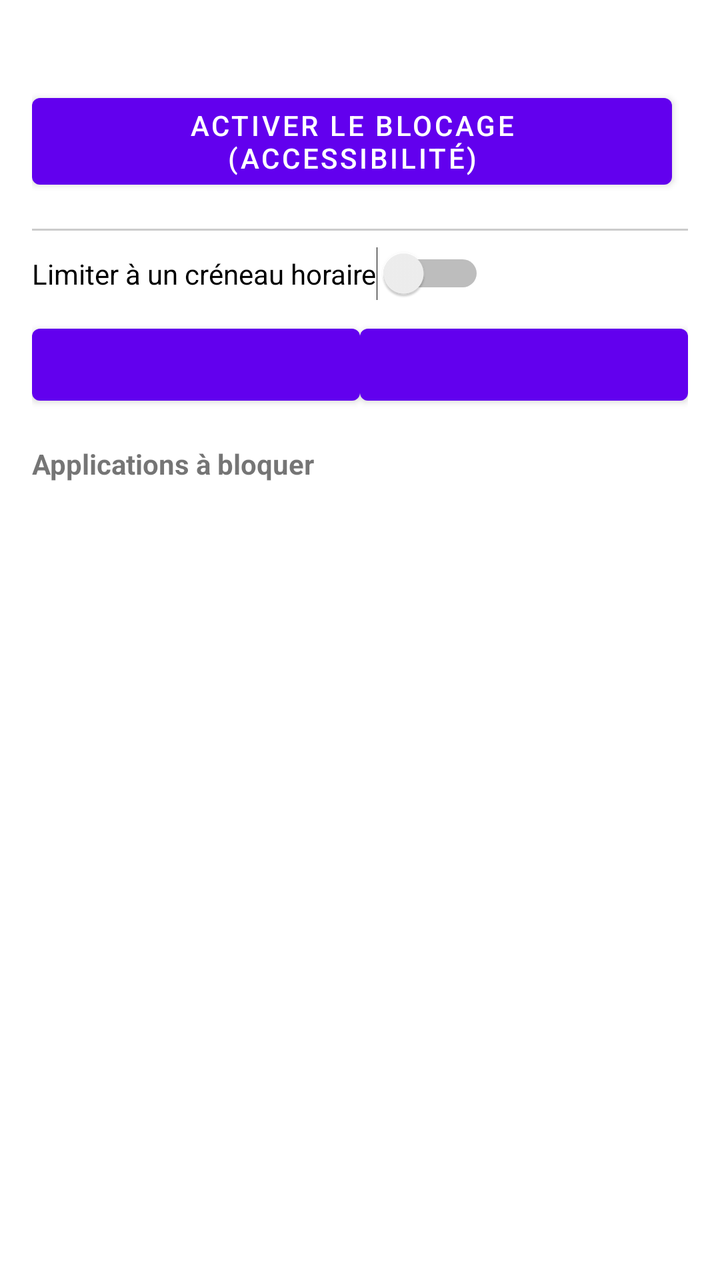
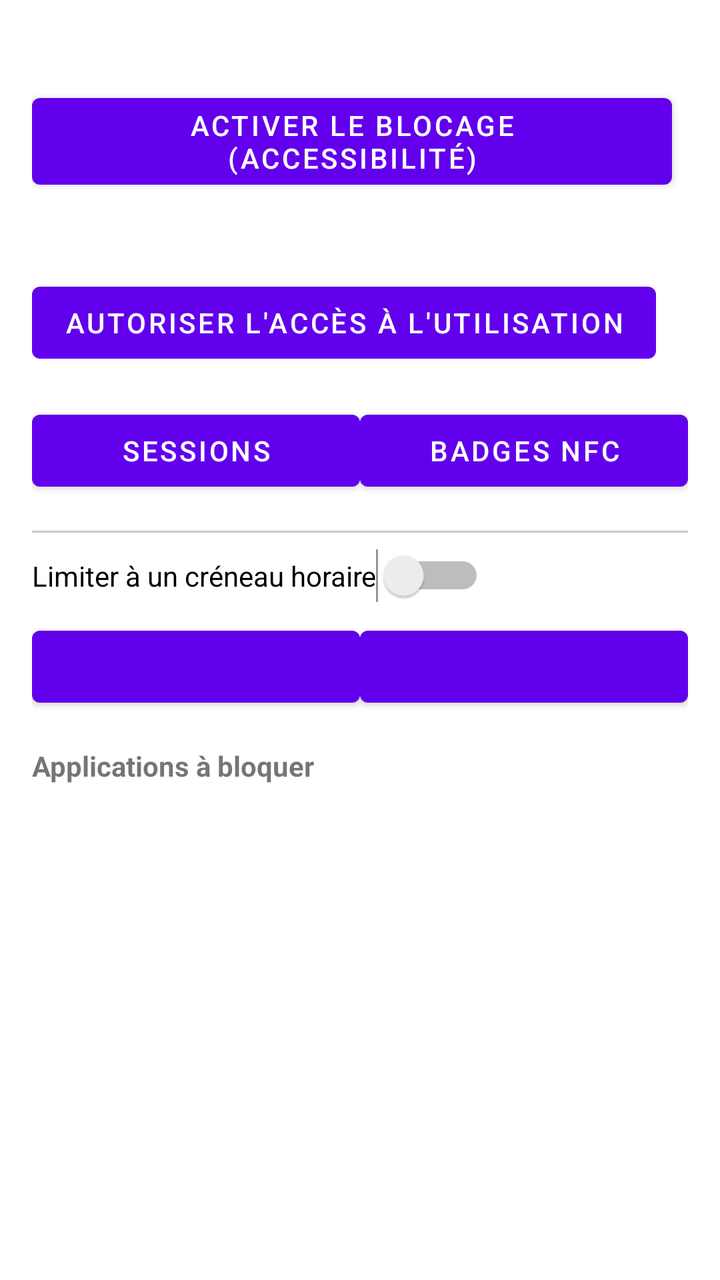

Compare the two renders of this Android layout. The source of the first and the diff that turns it into the second are given below.
<!-- AndroidManifest.xml: fallback theme Theme.MaterialComponents.DayNight.NoActionBar -->
<!-- res/layout/activity_main.xml -->
<?xml version="1.0" encoding="utf-8"?>
<LinearLayout xmlns:android="http://schemas.android.com/apk/res/android"
    android:layout_width="match_parent"
    android:layout_height="match_parent"
    android:orientation="vertical"
    android:padding="16dp">

    <TextView
        android:id="@+id/etat_service"
        android:layout_width="match_parent"
        android:layout_height="wrap_content"
        android:textStyle="bold"
        android:paddingBottom="8dp" />

    <Button
        android:id="@+id/bouton_activer_service"
        android:layout_width="wrap_content"
        android:layout_height="wrap_content"
        android:text="@string/activer_service" />

    <View
        android:layout_width="match_parent"
        android:layout_height="1dp"
        android:background="#cccccc"
        android:layout_marginTop="16dp"
        android:layout_marginBottom="8dp" />

    <LinearLayout
        android:layout_width="match_parent"
        android:layout_height="wrap_content"
        android:orientation="horizontal"
        android:gravity="center_vertical"
        android:paddingBottom="8dp">

        <Switch
            android:id="@+id/interrupteur_creneau"
            android:layout_width="wrap_content"
            android:layout_height="wrap_content"
            android:text="@string/limiter_creneau" />
    </LinearLayout>

    <LinearLayout
        android:layout_width="match_parent"
        android:layout_height="wrap_content"
        android:orientation="horizontal"
        android:paddingBottom="16dp">

        <Button
            android:id="@+id/bouton_debut"
            android:layout_width="0dp"
            android:layout_weight="1"
            android:layout_height="wrap_content" />

        <Button
            android:id="@+id/bouton_fin"
            android:layout_width="0dp"
            android:layout_weight="1"
            android:layout_height="wrap_content" />
    </LinearLayout>

    <TextView
        android:layout_width="match_parent"
        android:layout_height="wrap_content"
        android:text="@string/applications_a_bloquer"
        android:textStyle="bold"
        android:paddingBottom="8dp" />

    <ListView
        android:id="@+id/liste_applications"
        android:layout_width="match_parent"
        android:layout_height="0dp"
        android:layout_weight="1" />

</LinearLayout>
<!-- resources referenced by this layout -->
<resources>
  <string name="activer_service">Activer le blocage (accessibilité)</string>
  <string name="applications_a_bloquer">Applications à bloquer</string>
  <string name="limiter_creneau">Limiter à un créneau horaire</string>
</resources>

<!-- the commit's change to res/layout/activity_main.xml (unified diff, before → after) -->
@@ -17,6 +17,41 @@
         android:layout_width="wrap_content"
         android:layout_height="wrap_content"
         android:text="@string/activer_service" />
+
+    <TextView
+        android:id="@+id/etat_utilisation"
+        android:layout_width="match_parent"
+        android:layout_height="wrap_content"
+        android:textStyle="bold"
+        android:paddingTop="12dp"
+        android:paddingBottom="8dp" />
+
+    <Button
+        android:id="@+id/bouton_autoriser_utilisation"
+        android:layout_width="wrap_content"
+        android:layout_height="wrap_content"
+        android:text="@string/autoriser_utilisation" />
+
+    <LinearLayout
+        android:layout_width="match_parent"
+        android:layout_height="wrap_content"
+        android:orientation="horizontal"
+        android:paddingTop="16dp">
+
+        <Button
+            android:id="@+id/bouton_sessions"
+            android:layout_width="0dp"
+            android:layout_weight="1"
+            android:layout_height="wrap_content"
+            android:text="@string/bouton_sessions" />
+
+        <Button
+            android:id="@+id/bouton_nfc"
+            android:layout_width="0dp"
+            android:layout_weight="1"
+            android:layout_height="wrap_content"
+            android:text="@string/bouton_nfc" />
+    </LinearLayout>
 
     <View
         android:layout_width="match_parent"
<!-- resource entries referenced after the edit -->
@@ -2,6 +2,9 @@
 <resources>
   <string name="activer_service">Activer le blocage (accessibilité)</string>
   <string name="applications_a_bloquer">Applications à bloquer</string>
+  <string name="autoriser_utilisation">Autoriser l\'accès à l\'utilisation</string>
+  <string name="bouton_nfc">Badges NFC</string>
+  <string name="bouton_sessions">Sessions</string>
   <string name="limiter_creneau">Limiter à un créneau horaire</string>
 </resources>
 
